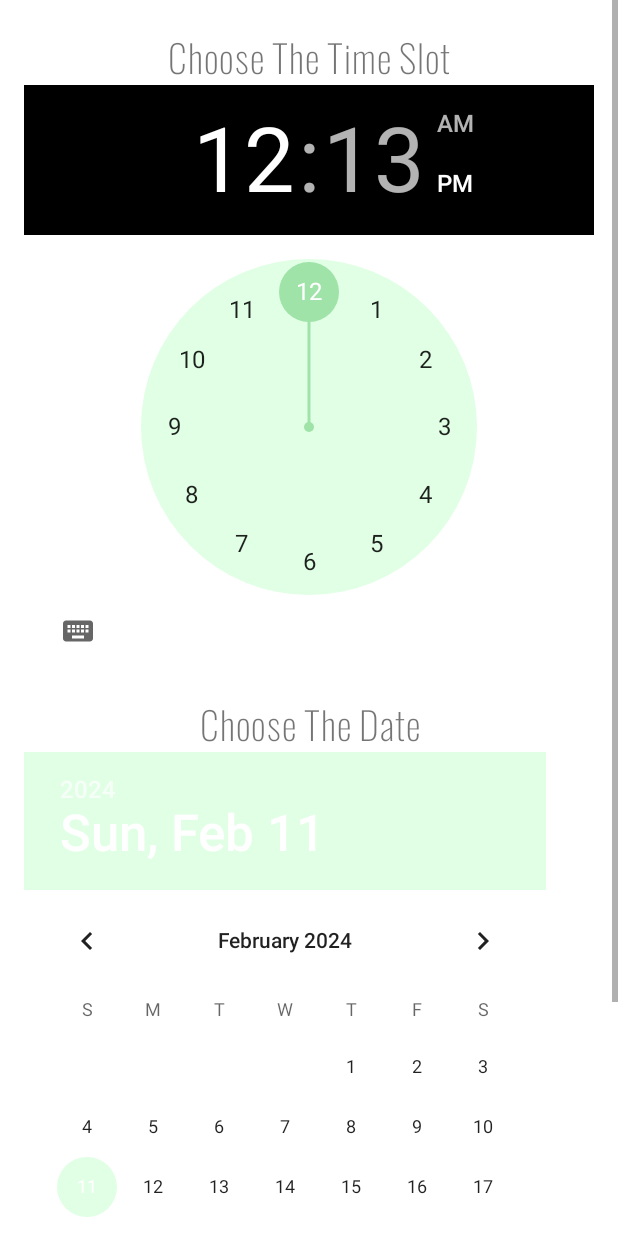
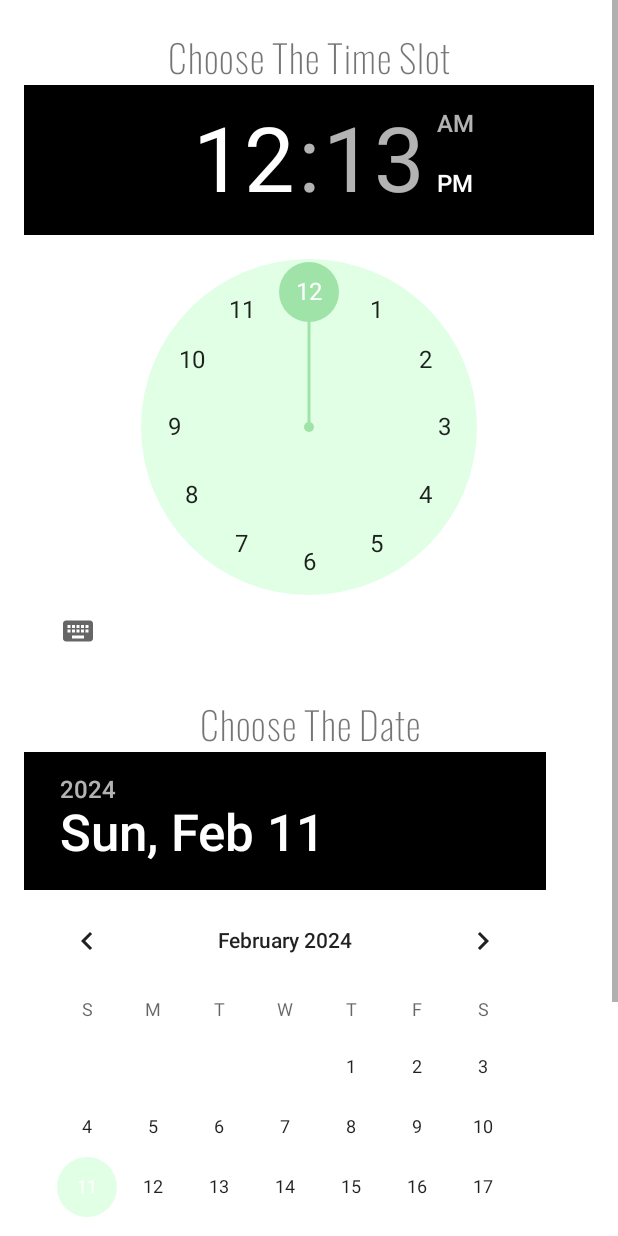
Before and after one commit to GhaidYahya/RitajX, an Android app: the Booking_Gym screen opened directly, with no data from a screen before it, on a phone screen of 412 x 824 dp. Run offline under Robolectric (Android 15) with nearby library versions, the phone set to English and light mode, and no system bars.

Commit message:
Final version مليونننن

```diff
--- a/app/src/main/java/com/example/ritajx/BMICalc.java
+++ b/app/src/main/java/com/example/ritajx/BMICalc.java
@@ -97,8 +97,9 @@ public class BMICalc extends AppCompatActivity {
         btnback.setOnClickListener(new View.OnClickListener() {
             @Override
             public void onClick(View v) {
-                Intent intent1 = new Intent(getApplicationContext(), BMI.class);
+                Intent intent1 = new Intent(BMICalc.this, BMI.class);
                 startActivity(intent1);
+                finish();
             }
         });
     }
--- a/app/src/main/java/com/example/ritajx/Booking_Gym.java
+++ b/app/src/main/java/com/example/ritajx/Booking_Gym.java
@@ -24,7 +24,7 @@ public class Booking_Gym extends AppCompatActivity {
 
     Date date;
     Button btnadd;
-    Button btnCancel;
+
     DatePicker datePicker;
     TimePicker timePicker;
 
@@ -36,7 +36,6 @@ public class Booking_Gym extends AppCompatActivity {
         btnadd = findViewById(R.id.btnAdd);
         datePicker = findViewById(R.id.datePicker);
         timePicker = findViewById(R.id.timePicker);
-        btnCancel = findViewById(R.id.btnCancel);
 
 
         timePicker.setOnTimeChangedListener(new TimePicker.OnTimeChangedListener() {
@@ -68,11 +67,6 @@ public class Booking_Gym extends AppCompatActivity {
             }
         });
 
-        btnCancel.setOnClickListener(v -> {
-            Intent intent = new Intent(this, Gymdashboard.class);
-            startActivity(intent);
-        });
-
 
         btnadd.setOnClickListener(v -> {
             try {
@@ -94,6 +88,9 @@ public class Booking_Gym extends AppCompatActivity {
                 bookingDetails.put("bookingTime", bookingTime);
 
                 sendBookingToServer(bookingDetails.toString());
+                Intent intent = new Intent(this, Gymdashboard.class);
+                startActivity(intent);
+                finish();
             } catch (Exception e) {
                 e.printStackTrace();
                 Toast.makeText(Booking_Gym.this, "Error in booking", Toast.LENGTH_SHORT).show();
--- a/app/src/main/java/com/example/ritajx/registration.java
+++ b/app/src/main/java/com/example/ritajx/registration.java
@@ -73,6 +73,8 @@ public class registration extends AppCompatActivity {
             // Handle response
             Toast.makeText(getApplicationContext(), "User Registered Successfully", Toast.LENGTH_SHORT).show();
             Intent intent = new Intent(registration.this, MainActivity.class);
+            startActivity(intent);
+            finish();
         }, error -> {
             // Handle error
             if (error.networkResponse != null) {
--- a/app/src/main/java/com/example/ritajx/todoM.java
+++ b/app/src/main/java/com/example/ritajx/todoM.java
@@ -39,7 +39,7 @@ public class todoM extends AppCompatActivity implements MyRecyclerViewAdapter.It
         addTask.setOnClickListener(new View.OnClickListener() {
             @Override
             public void onClick(View v) {
-                Intent i = new Intent(getApplicationContext(), AddTaskActivity.class);
+                Intent i = new Intent(todoM.this, AddTaskActivity.class);
                 startActivity(i);
             }
         });
--- a/app/src/main/res/layout/activity_booking_gym.xml
+++ b/app/src/main/res/layout/activity_booking_gym.xml
@@ -63,6 +63,7 @@
                 android:layout_width="match_parent"
                 android:layout_height="wrap_content"
                 android:calendarViewShown="false"
+                android:headerBackground="@color/black"
                 android:spinnersShown="true" />
         </LinearLayout>
 
@@ -83,19 +84,6 @@
                 android:layout_weight="1"
                 android:text="Add" />
 
-            <!-- Spacer View for Equal Spacing -->
-            <View
-                android:layout_width="16dp"
-                android:layout_height="1dp" />
-
-            <!-- Cancel Button -->
-            <Button
-                android:id="@+id/btnCancel"
-                style="@style/btnStyle"
-                android:layout_width="0dp"
-                android:layout_height="wrap_content"
-                android:layout_weight="1"
-                android:text="Back" />
         </LinearLayout>
 
     </LinearLayout>
--- a/app/src/main/res/menu/nav_menu.xml
+++ b/app/src/main/res/menu/nav_menu.xml
@@ -14,12 +14,6 @@
             android:id="@+id/nav_servi"
             android:icon="@drawable/baseline_hub_24"
             android:title="Services" />
-
-        <item
-            android:id="@+id/nav_settings"
-            android:icon="@drawable/baseline_settings_24"
-            android:title="Settings"
-            />
 
 
         <item
```
Also changed, not shown: app/src/main/java/com/example/ritajx/Bank2.java (+0 -9 lines), app/src/main/java/com/example/ritajx/Gymdashboard.java (+0 -7 lines), app/src/main/java/com/example/ritajx/MainActivity.java (+12 -1 lines), app/src/main/java/com/example/ritajx/home.java (+19 -15 lines), app/src/main/java/com/example/ritajx/my_schedule.java (+11 -7 lines), app/src/main/java/com/example/ritajx/services.java (+63 -7 lines), app/src/main/res/layout/activity_gymdashboard.xml (+0 -11 lines), app/src/main/res/layout/activity_my_schedule.xml (+11 -13 lines).
